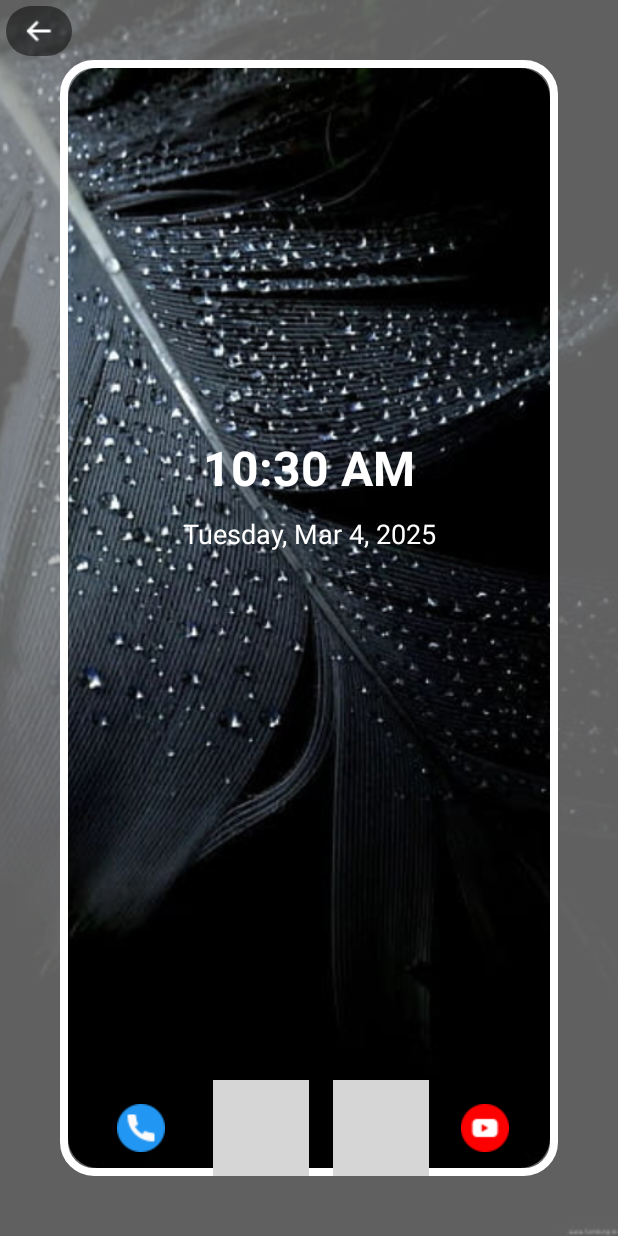
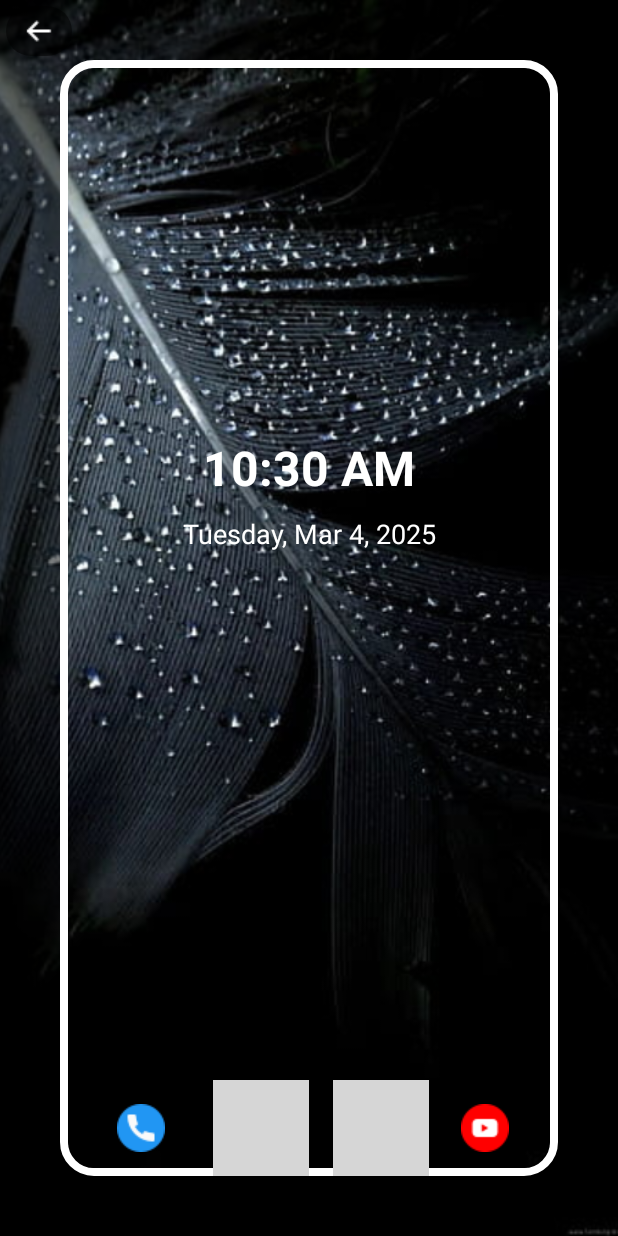
Before and after one commit to ZohaArif777/WallpaperApp, an Android app: the wallpaperPreview screen opened directly, with no data from a screen before it, on a phone screen of 412 x 824 dp. Run offline under Robolectric (Android 15) with nearby library versions, the phone set to English and light mode, and no system bars; Roboto replaces fonts that are not available here; grey boxes are pictures that could not be loaded.

```diff
--- a/app/src/main/res/layout/activity_wallpaper_preview.xml
+++ b/app/src/main/res/layout/activity_wallpaper_preview.xml
@@ -15,13 +15,13 @@
         android:layout_width="match_parent"
         android:src="@drawable/wallpaper1"
         android:layout_height="match_parent"
-        android:alpha="0.5"
-        android:contentDescription="Wallpaper"
+
+        android:contentDescription="@string/wallpaperTitle"
         android:scaleType="centerCrop" />
     <View
         android:layout_width="match_parent"
         android:layout_height="match_parent"
-        android:alpha="0.5"
+        android:alpha="1.2"
         android:background="#80000000" />
 
 
@@ -61,7 +61,7 @@
             android:layout_width="match_parent"
             android:layout_height="match_parent"
             android:layout_margin="5dp"
-            android:contentDescription="Preview Image"
+            android:contentDescription="@string/previewimage"
             android:scaleType="centerCrop" />
 
         <!-- Time Display -->
@@ -110,9 +110,9 @@
                 android:id="@+id/btnAction1"
                 android:layout_width="64dp"
                 android:layout_height="64dp"
-                android:layout_marginLeft="5dp"
+                android:layout_marginStart="5dp"
                 android:background="@null"
-                android:contentDescription="Call"
+                android:contentDescription="@string/callTitle"
                 android:src="@drawable/telephone" />
 
             <ImageButton
@@ -121,7 +121,7 @@
                 android:layout_height="64dp"
                 android:layout_marginStart="16dp"
                 android:background="@null"
-                android:contentDescription="Camera"
+                android:contentDescription="@string/Title"
                 android:src="@drawable/camera" />
 
             <ImageButton
@@ -130,7 +130,7 @@
                 android:layout_height="64dp"
                 android:layout_marginStart="16dp"
                 android:background="@null"
-                android:contentDescription="Browser"
+                android:contentDescription="@string/browserTitle"
                 android:src="@drawable/chrome" />
 
             <ImageButton
@@ -139,7 +139,7 @@
                 android:layout_height="64dp"
                 android:layout_marginStart="5dp"
                 android:background="@null"
-                android:contentDescription="YouTube"
+                android:contentDescription="@string/youtube"
                 android:src="@drawable/youtube" />
 
         </LinearLayout>
--- a/app/src/main/res/values/strings.xml
+++ b/app/src/main/res/values/strings.xml
@@ -21,4 +21,14 @@
 
     <string name="exclusive_content_title">Exclusive Content</string>
     <string name="exclusive_content_description">Get access to premium wallpapers tones.</string>
+    <string name="wallpapertitle">Wallpaper</string>
+    <string name="camera">Camera</string>
+    <string name="call">Call</string>
+    <string name="preview_image">Preview Image</string>
+    <string name="wallpaperTitle">Wallpaper</string>
+    <string name="previewimage">Preview Image</string>
+    <string name="callTitle">Call</string>
+    <string name="Title">Camera</string>
+    <string name="browserTitle">Browser</string>
+    <string name="youtube">YouTube</string>
 </resources>
```
Also changed, not shown: app/src/main/res/layout/activity_lockscreen_preview.xml (+7 -6 lines).
